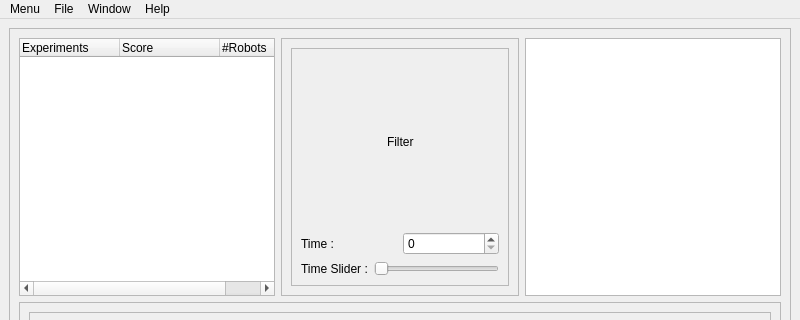
This is interface2.ui in AmmarHsn/Traces_Analysis_Tool as Qt 5 draws it before an edit; both pictures show x 0 to 800 and y 0 to 320 of the 800 by 600 pixel window. The edited form follows.
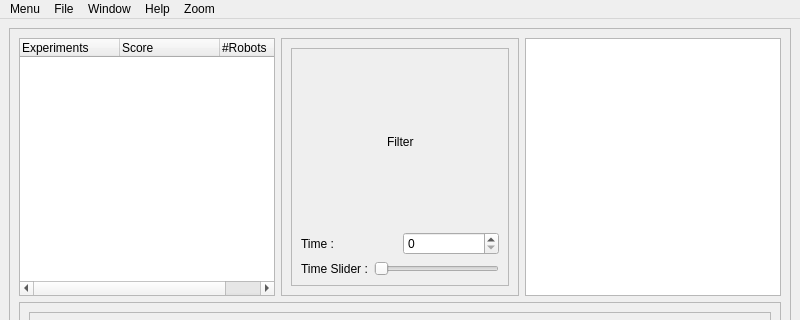
This is the edited form.

Commit message: Zoom and filters

```diff
--- a/interface2.ui
+++ b/interface2.ui
@@ -263,10 +263,17 @@
      <string>Help</string>
     </property>
    </widget>
+   <widget class="QMenu" name="menuZoom">
+    <property name="title">
+     <string>Zoom</string>
+    </property>
+    <addaction name="actionRobots"/>
+   </widget>
    <addaction name="menuMenu"/>
    <addaction name="menuFile"/>
    <addaction name="menuWindow"/>
    <addaction name="menuHelp"/>
+   <addaction name="menuZoom"/>
   </widget>
   <widget class="QStatusBar" name="statusbar"/>
   <action name="actionOpen_file">
```
Left out of the diff: 19 changed lines with no effect on the pictures. The commit also changes 10 other files.
